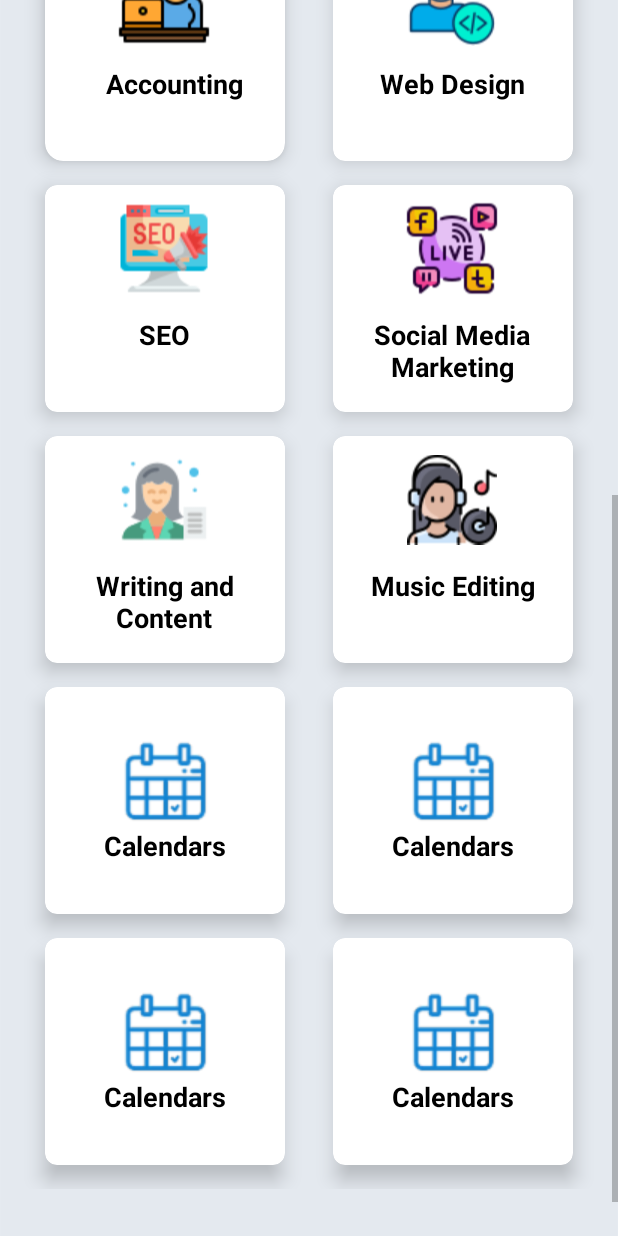
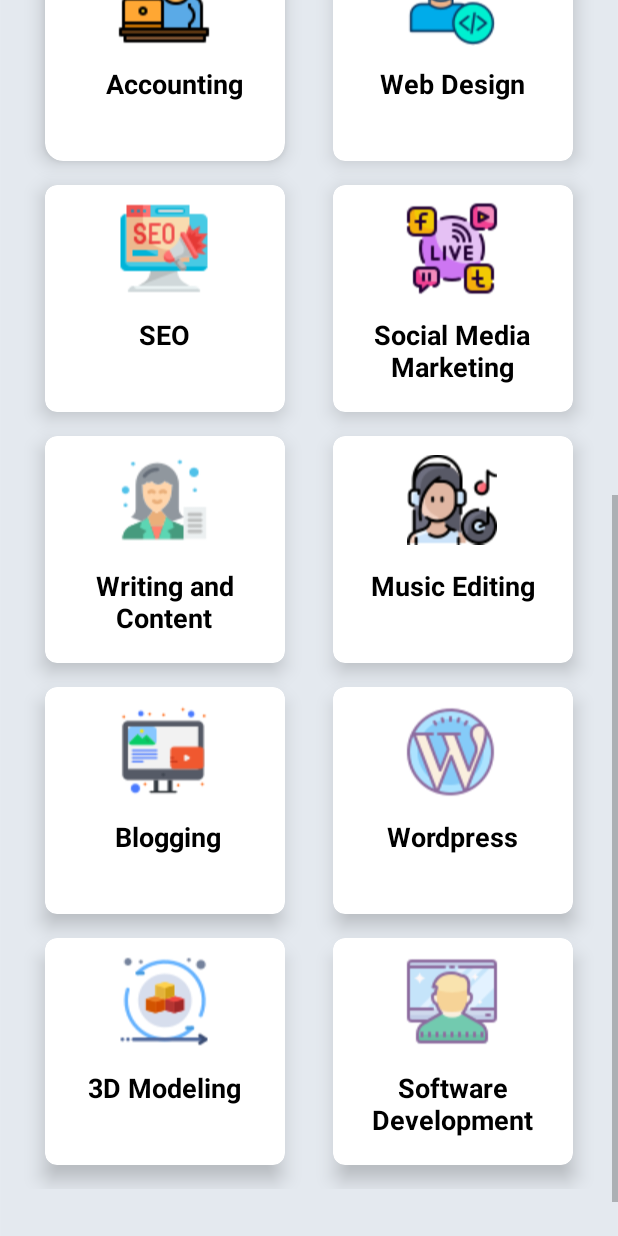
Before and after one commit to jayasinghe0000/Avengers, an Android app: the CategoryDisplayActivity screen opened directly, with no data from a screen before it, scrolled down 576 dp, on a phone screen of 412 x 824 dp. Run offline under Robolectric (Android 15) with nearby library versions, the phone set to English and light mode, and no system bars.

Commit message:
Category updated

```diff
--- /dev/null
+++ b/app/src/main/res/drawable/ic_baseline_arrow_back_24.xml
@@ -0,0 +1,10 @@
+<vector xmlns:android="http://schemas.android.com/apk/res/android"
+    android:width="24dp"
+    android:height="24dp"
+    android:viewportWidth="24"
+    android:viewportHeight="24"
+    android:tint="?attr/colorControlNormal">
+  <path
+      android:fillColor="@android:color/white"
+      android:pathData="M20,11H7.83l5.59,-5.59L12,4l-8,8 8,8 1.41,-1.41L7.83,13H20v-2z"/>
+</vector>
--- a/app/src/main/res/layout/activity_category_display.xml
+++ b/app/src/main/res/layout/activity_category_display.xml
@@ -388,26 +388,26 @@
                 >
 
                 <LinearLayout
+                    android:layout_width="127dp"
+                    android:layout_height="157dp"
                     android:layout_gravity="center_horizontal|center_vertical"
                     android:layout_margin="16dp"
-                    android:orientation="vertical"
-                    android:layout_width="wrap_content"
-                    android:layout_height="wrap_content">
+                    android:orientation="vertical">
 
                     <ImageView
-                        android:src="@drawable/calendar"
+                        android:layout_width="wrap_content"
+                        android:layout_height="90dp"
                         android:layout_gravity="center_horizontal"
-                        android:layout_width="wrap_content"
-                        android:layout_height="wrap_content" />
+                        android:src="@drawable/i" />
 
                     <TextView
-                        android:text="Calendars"
+                        android:layout_width="match_parent"
+                        android:layout_height="100dp"
+                        android:text="  Blogging "
                         android:textAlignment="center"
                         android:textColor="@android:color/black"
                         android:textSize="18sp"
-                        android:textStyle="bold"
-                        android:layout_width="wrap_content"
-                        android:layout_height="wrap_content" />
+                        android:textStyle="bold" />
 
                 </LinearLayout>
 
@@ -429,63 +429,63 @@
                     android:layout_gravity="center_horizontal|center_vertical"
                     android:layout_margin="16dp"
                     android:orientation="vertical"
-                    android:layout_width="wrap_content"
-                    android:layout_height="wrap_content">
+                    android:layout_width="127dp"
+                    android:layout_height="157dp">
 
                     <ImageView
-                        android:src="@drawable/calendar"
+                        android:layout_width="wrap_content"
+                        android:layout_height="90dp"
                         android:layout_gravity="center_horizontal"
-                        android:layout_width="wrap_content"
-                        android:layout_height="wrap_content" />
+                        android:src="@drawable/j" />
 
                     <TextView
-                        android:text="Calendars"
+                        android:layout_width="match_parent"
+                        android:layout_height="100dp"
+                        android:text="Wordpress"
                         android:textAlignment="center"
                         android:textColor="@android:color/black"
                         android:textSize="18sp"
-                        android:textStyle="bold"
-                        android:layout_width="wrap_content"
-                        android:layout_height="wrap_content" />
+                        android:textStyle="bold" />
 
                 </LinearLayout>
 
             </androidx.cardview.widget.CardView>
 
-                    <androidx.cardview.widget.CardView
-                        android:layout_width="0dp"
-                        android:layout_height="0dp"
-                        android:layout_columnWeight="1"
-                        android:layout_rowWeight="1"
-                        android:layout_marginBottom="16dp"
-                        android:layout_marginLeft="16dp"
-                        android:layout_marginRight="16dp"
-                        app:cardElevation="8dp"
-                        app:cardCornerRadius="8dp"
-                        >
+            <androidx.cardview.widget.CardView
+                android:layout_width="0dp"
+                android:layout_height="0dp"
+                android:layout_columnWeight="1"
+                android:layout_rowWeight="1"
+                android:layout_marginBottom="16dp"
+                android:layout_marginLeft="16dp"
+                android:layout_marginRight="16dp"
+                app:cardElevation="8dp"
+                app:cardCornerRadius="8dp"
+                >
 
-                        <LinearLayout
-                            android:layout_gravity="center_horizontal|center_vertical"
-                            android:layout_margin="16dp"
-                            android:orientation="vertical"
-                            android:layout_width="wrap_content"
-                            android:layout_height="wrap_content">
+                <LinearLayout
+                    android:layout_width="127dp"
+                    android:layout_height="157dp"
+                    android:layout_gravity="center_horizontal|center_vertical"
+                    android:layout_margin="16dp"
+                    android:orientation="vertical">
 
-                            <ImageView
-                                android:src="@drawable/calendar"
-                                android:layout_gravity="center_horizontal"
-                                android:layout_width="wrap_content"
-                                android:layout_height="wrap_content" />
+                    <ImageView
+                        android:layout_width="wrap_content"
+                        android:layout_height="90dp"
+                        android:layout_gravity="center_horizontal"
+                        android:src="@drawable/k" />
 
-                            <TextView
-                                android:text="Calendars"
-                                android:textAlignment="center"
-                                android:textColor="@android:color/black"
-                                android:textSize="18sp"
-                                android:textStyle="bold"
-                                android:layout_width="wrap_content"
-                                android:layout_height="wrap_content" />
+                    <TextView
+                        android:layout_width="match_parent"
+                        android:layout_height="100dp"
+                        android:text="3D Modeling"
+                        android:textAlignment="center"
+                        android:textColor="@android:color/black"
+                        android:textSize="18sp"
+                        android:textStyle="bold" />
 
-                        </LinearLayout>
+                </LinearLayout>
 
                     </androidx.cardview.widget.CardView>
 
@@ -505,23 +505,23 @@
                             android:layout_gravity="center_horizontal|center_vertical"
                             android:layout_margin="16dp"
                             android:orientation="vertical"
-                            android:layout_width="wrap_content"
-                            android:layout_height="wrap_content">
+                            android:layout_width="127dp"
+                            android:layout_height="157dp">
 
                             <ImageView
-                                android:src="@drawable/calendar"
+                                android:layout_width="wrap_content"
+                                android:layout_height="90dp"
                                 android:layout_gravity="center_horizontal"
-                                android:layout_width="wrap_content"
-                                android:layout_height="wrap_content" />
+                                android:src="@drawable/m" />
 
                             <TextView
-                                android:text="Calendars"
+                                android:layout_width="match_parent"
+                                android:layout_height="100dp"
+                                android:text="Software Development"
                                 android:textAlignment="center"
                                 android:textColor="@android:color/black"
                                 android:textSize="18sp"
-                                android:textStyle="bold"
-                                android:layout_width="wrap_content"
-                                android:layout_height="wrap_content" />
+                                android:textStyle="bold" />
 
                         </LinearLayout>
 
--- a/app/src/main/res/layout/activity_popup.xml
+++ b/app/src/main/res/layout/activity_popup.xml
@@ -46,7 +46,6 @@
     <Button
         android:id="@+id/popup"
         android:layout_width="wrap_content"
-
         android:layout_height="wrap_content"
         android:onClick="ShowPopup"
         android:text="show popup"
```
Also changed, not shown: app/src/main/res/drawable/i.png (added), app/src/main/res/drawable/j.png (added), app/src/main/res/drawable/k.png (added), app/src/main/res/drawable/l.png (added), app/src/main/res/drawable/m.png (added).
